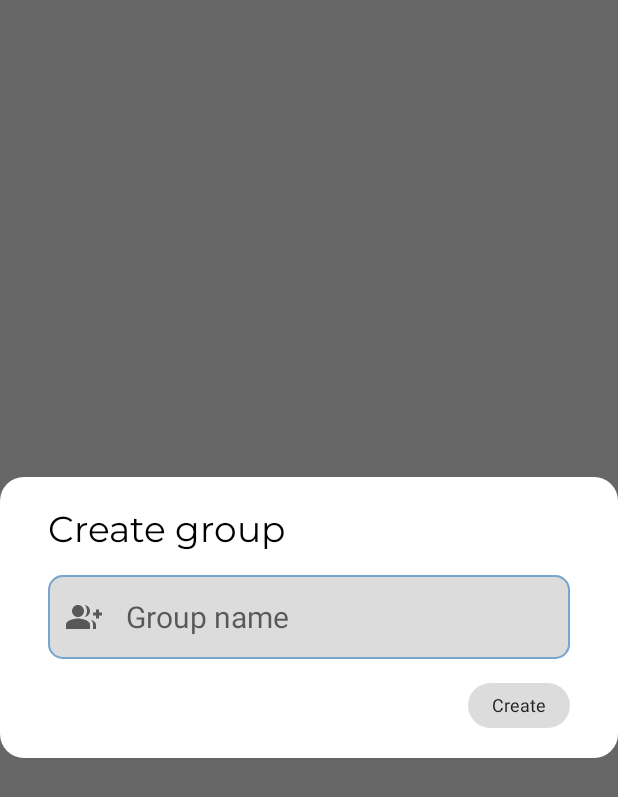
After one commit to joaoplay16/super-pomodoro, an Android app built with Jetpack Compose: the composable CreateGroupDialog called with empty values, on a phone screen of 412 x 824 dp. The commit adds this screen. Shown: the top 797 px of the screen. Run offline under Robolectric (Android 15) with nearby library versions, the phone set to English and light mode, and no system bars; our stand-ins replace accompanist.

Commit message:
create dialog to create group

```diff
--- /dev/null
+++ b/app/src/main/java/com/playlab/superpomodoro/ui/components/CreateGroupDialog.kt
@@ -0,0 +1,97 @@
+package com.playlab.superpomodoro.ui.components
+
+import androidx.compose.foundation.background
+import androidx.compose.foundation.clickable
+import androidx.compose.foundation.layout.Arrangement
+import androidx.compose.foundation.layout.Column
+import androidx.compose.foundation.layout.Row
+import androidx.compose.foundation.layout.Spacer
+import androidx.compose.foundation.layout.fillMaxWidth
+import androidx.compose.foundation.layout.padding
+import androidx.compose.foundation.shape.RoundedCornerShape
+import androidx.compose.material.MaterialTheme
+import androidx.compose.material.Surface
+import androidx.compose.material.Text
+import androidx.compose.material.icons.Icons
+import androidx.compose.material.icons.filled.GroupAdd
+import androidx.compose.runtime.Composable
+import androidx.compose.ui.Modifier
+import androidx.compose.ui.draw.clip
+import androidx.compose.ui.res.stringResource
+import androidx.compose.ui.tooling.preview.Preview
+import androidx.compose.ui.unit.dp
+import androidx.compose.ui.unit.sp
+import androidx.compose.ui.window.Dialog
+import com.playlab.superpomodoro.R
+import com.playlab.superpomodoro.ui.theme.Gray100
+import com.playlab.superpomodoro.ui.theme.SuperPomodoroTheme
+
+@Composable
+fun CreateGroupDialog(
+    modifier: Modifier = Modifier,
+    onDismissRequest: () -> Unit,
+    groupName: String,
+    onGroupNameChange: (String) -> Unit,
+    onButtonCreateClick: () -> Unit
+) {
+    Dialog(
+        onDismissRequest = onDismissRequest
+    ) {
+        Surface(
+            Modifier
+                .clip(RoundedCornerShape(16.dp)),
+            color = MaterialTheme.colors.surface) {
+            Column (modifier = modifier
+                .padding(horizontal = 32.dp, vertical = 20.dp)
+            ){
+                Row(
+                    modifier = Modifier.fillMaxWidth(),
+                    horizontalArrangement = Arrangement.Start
+                ){
+                    TextLabel(
+                        text = stringResource(R.string.create_group_dialog_title),
+                        textStyle = MaterialTheme.typography.subtitle2,
+                        fontSize = 24.sp
+                    )
+                }
+                Spacer(modifier = Modifier.padding(8.dp))
+                FormInput(
+                    text = groupName,
+                    onTextChange = onGroupNameChange,
+                    leadingIcon = Icons.Default.GroupAdd,
+                    placeholder = stringResource(id = R.string.input_group_name_placeholder)
+                )
+                Spacer(modifier = Modifier.padding(8.dp))
+                Row(
+                    modifier = Modifier.fillMaxWidth(),
+                    horizontalArrangement = Arrangement.End,
+                ){
+                    Text(
+                        modifier = Modifier
+                            .clickable { onButtonCreateClick() }
+                            .background(Gray100, RoundedCornerShape(16.dp))
+                            .padding(horizontal = 16.dp, vertical = 8.dp)
+                        ,
+                        text = stringResource(id = R.string.create_group_dialog_button_create),
+                        fontSize = 12.sp
+                    )
+                }
+            }
+        }
+    }
+}
+
+@Preview(showBackground = true)
+@Composable
+fun PreviewCreateGroupDialog() {
+    SuperPomodoroTheme {
+        Surface {
+            CreateGroupDialog(
+                groupName = "",
+                onGroupNameChange = {},
+                onDismissRequest = {},
+                onButtonCreateClick = {}
+            )
+        }
+    }
+}
--- a/app/src/main/res/values/strings.xml
+++ b/app/src/main/res/values/strings.xml
@@ -29,4 +29,7 @@
     <string name="signup_screen_title">Signup</string>
     <string name="invalid_credentials_error">Wrong password</string>
     <string name="invalid_user_error">Invalid user</string>
+    <string name="create_group_dialog_title">Create group</string>
+    <string name="input_group_name_placeholder">Group name</string>
+    <string name="create_group_dialog_button_create">Create</string>
 </resources>
```
